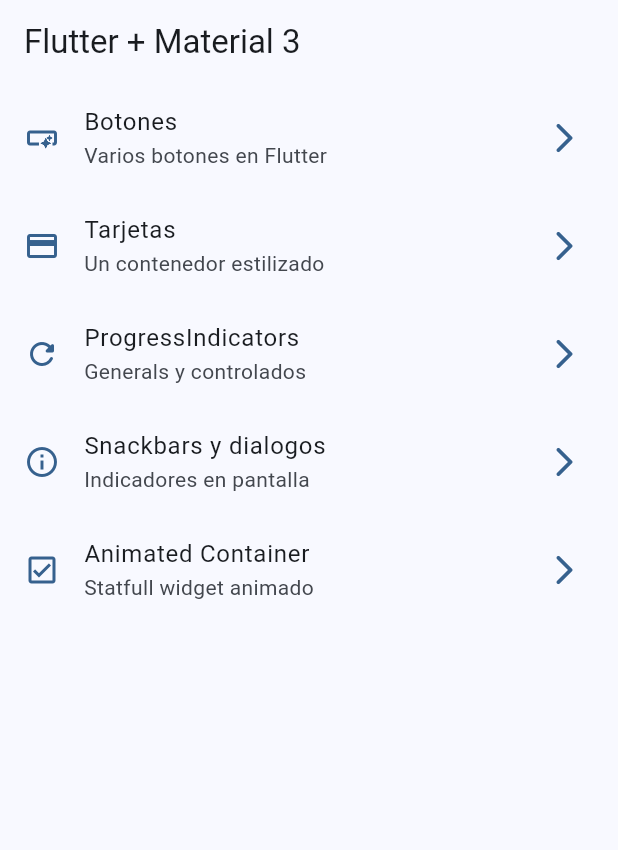
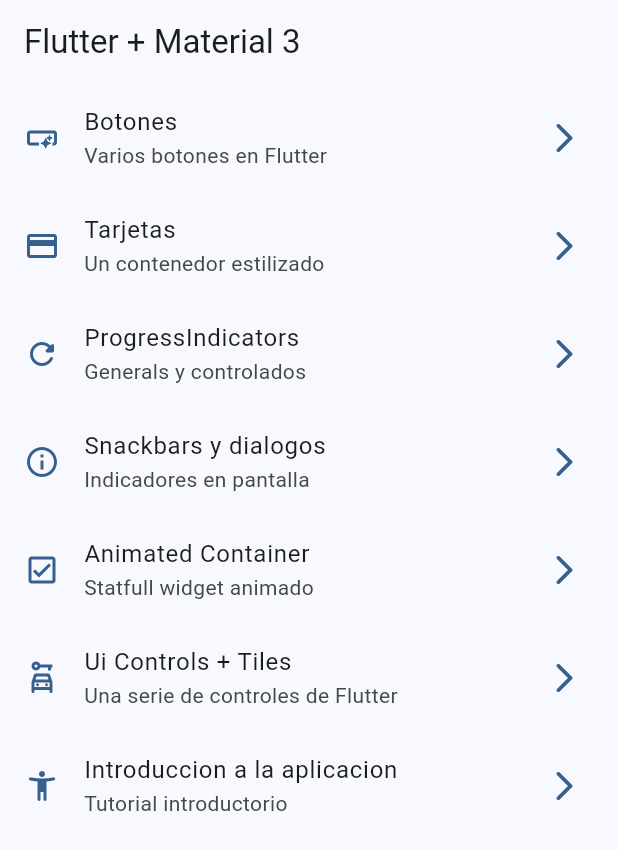
Before and after one commit to juancjr99/widgets_app, a Flutter app: the screen it shows after launch, on a phone screen of 412 x 824 dp. Shown: the top 850 px of the screen. Run offline on Flutter 3.47's test engine with Material 3 defaults, Android fonts, the phone set to English and light mode, and no system bars; our stand-ins replace go_router.

```diff
--- a/lib/config/theme/menu/manu_items.dart
+++ b/lib/config/theme/menu/manu_items.dart
@@ -50,4 +50,21 @@ const appMenuItems = <MenuItem>[
     icon: Icons.check_box_outlined,
   ),
 
+  MenuItem(
+    title: 'Ui Controls + Tiles',
+    subTitle: 'Una serie de controles de Flutter',
+    link: '/ui-controls',
+    icon: Icons.car_rental_outlined,
+  ),
+
+  MenuItem(
+    title: 'Introduccion a la aplicacion',
+    subTitle: 'Tutorial introductorio',
+    link: '/tutorial',
+    icon: Icons.accessibility_new_rounded,
+  ),
+
+
+
+
 ];
--- a/lib/config/theme/router/app_router.dart
+++ b/lib/config/theme/router/app_router.dart
@@ -42,5 +42,17 @@ final appRouter = GoRouter(
       name: AnimatedScreen.name,
       builder: (context, state) => AnimatedScreen(),
     ),
+
+    GoRoute(
+      path: '/ui-controls',
+      name: UiControlsScreen.name,
+      builder: (context, state) => UiControlsScreen(),
+    ),
+
+    GoRoute(
+      path: '/tutorial',
+      name: AppTutorialScreen.name,
+      builder: (context, state) => AppTutorialScreen(),
+    ),
   ],
 );
--- a/pubspec.yaml
+++ b/pubspec.yaml
@@ -18,3 +18,6 @@ dev_dependencies:
 
 flutter:
   uses-material-design: true
+
+assets:
+  - assets/images/
```
Also changed, not shown: lib/presentation/screens/ui_controls/ui_controls_screen.dart (+114 -1 lines), assets/Images/1.png (added), assets/Images/2.png (added), assets/Images/3.png (added), assets/Images/jar-loading.gif (added).
